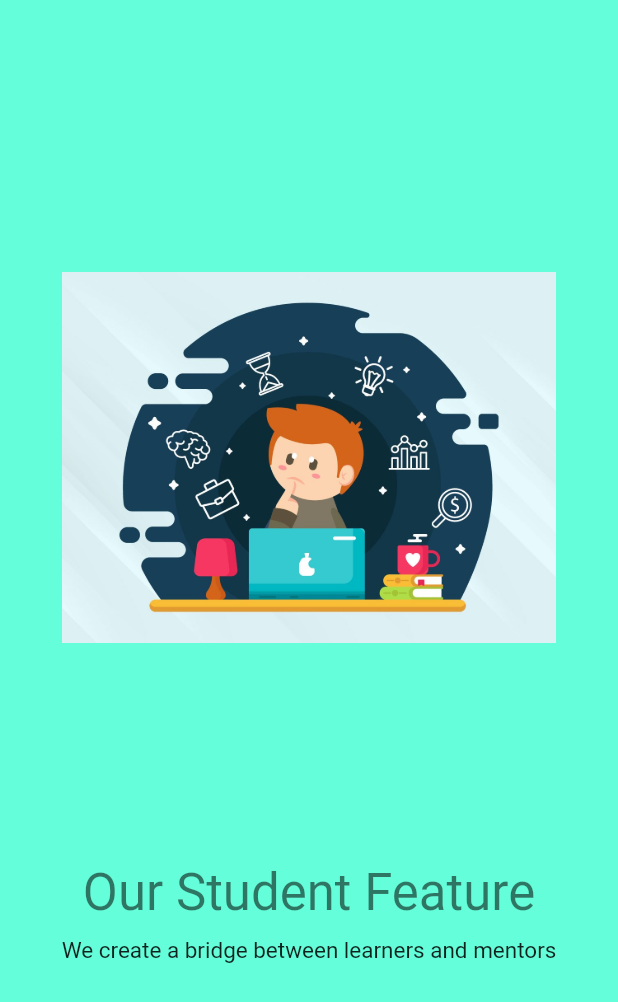
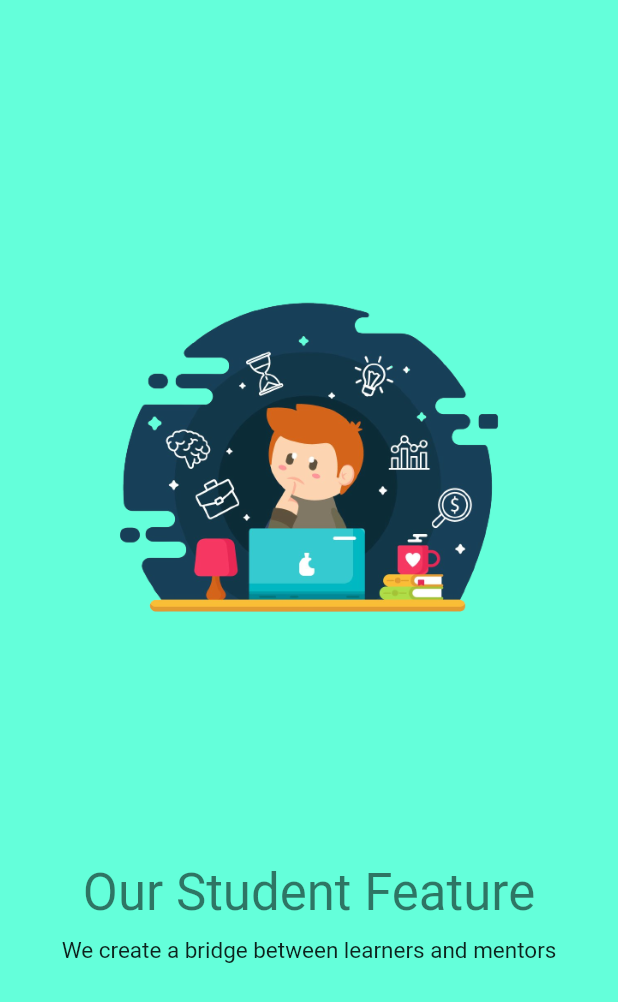
Before and after one commit to takrimchy/Educational-Application-ShekhoBhai-, a Flutter app: the screen it shows after launch, swiped to page 2, on a phone screen of 412 x 824 dp. Shown: the top 1002 px of the screen. Run offline on Flutter 3.47's test engine with Material 2 defaults, Android fonts, the phone set to English and light mode, and no system bars; drawn by our look-alikes of liquid_swipe; our stand-ins replace google_fonts.

```diff
--- a/developer_side/lib/welcomePage.dart
+++ b/developer_side/lib/welcomePage.dart
@@ -33,7 +33,7 @@ class welcomePage extends StatelessWidget {
           mainAxisAlignment: MainAxisAlignment.spaceEvenly,
           children: [
             Image(
-              image: const AssetImage('assets/asAStudent.jpg'),
+              image: const AssetImage('assets/asAStudent.png'),
               height: height * 0.3,
             ),
             Column(
--- a/developer_side/pubspec.yaml
+++ b/developer_side/pubspec.yaml
@@ -61,7 +61,7 @@ flutter:
   # To add assets to your application, add an assets section, like this:
   assets:
      - assets/welcomeimage.jpg
-     - assets/asAStudent.jpg
+     - assets/asAStudent.png
 
 
   # An image asset can refer to one or more resolution-specific "variants", see
```
Also changed, not shown: developer_side/assets/asAStudent.png (added).
